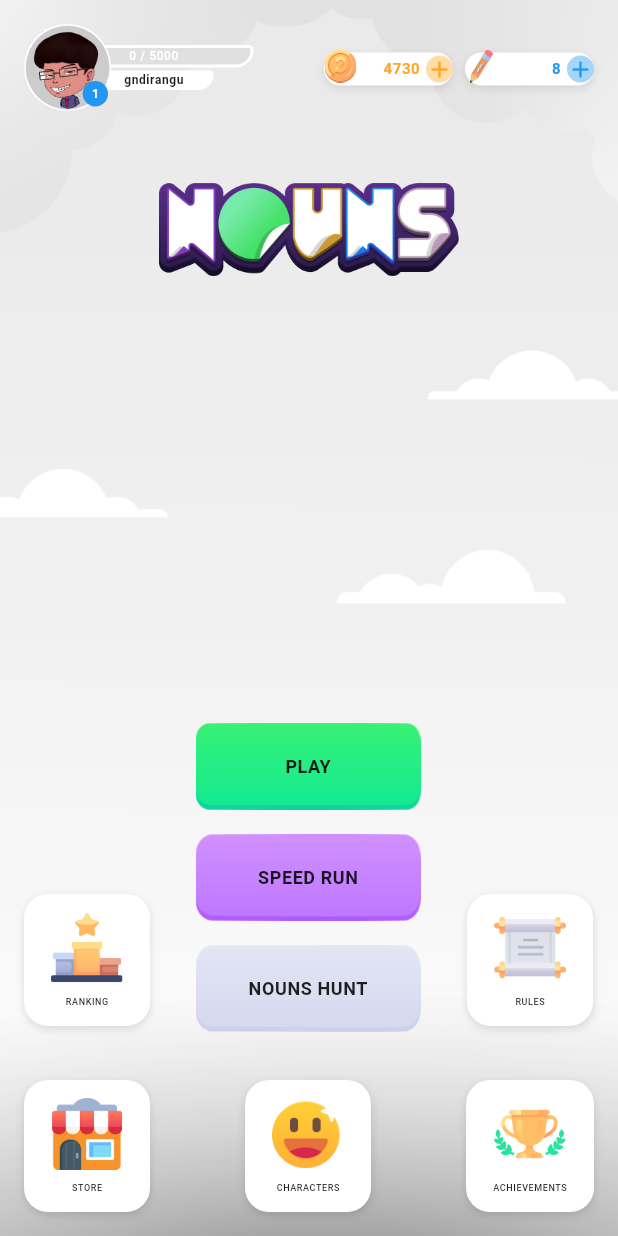
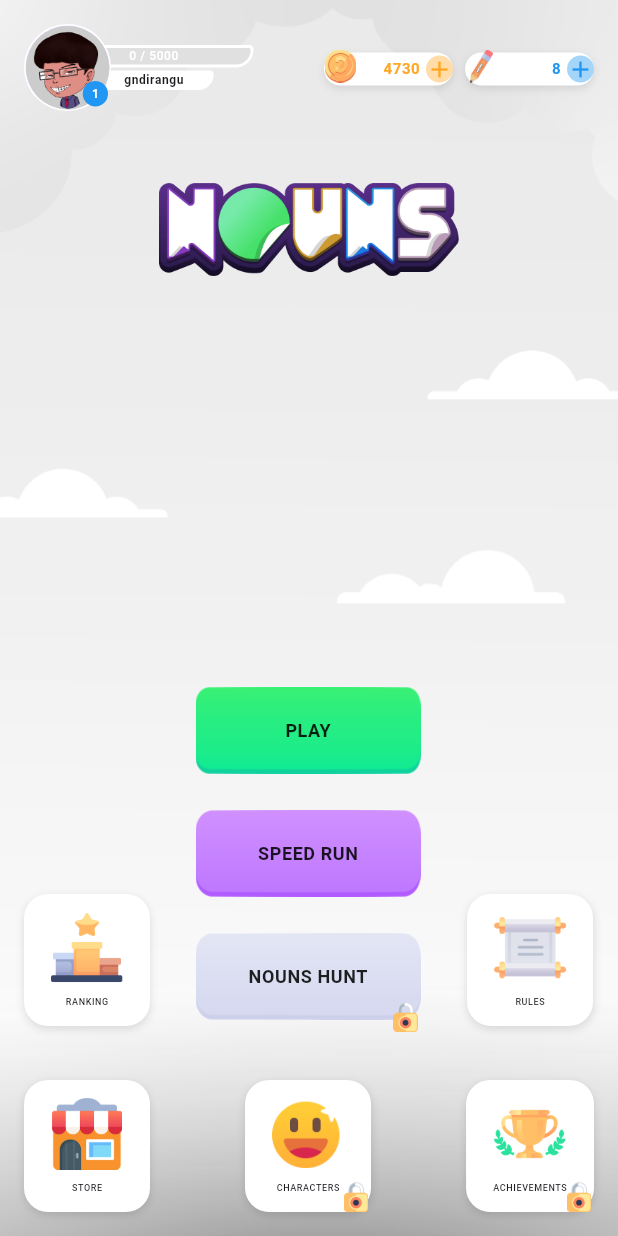
Before and after one commit to kingahmedino/Flutter-Developer-Technical-Test, a Flutter app: the HomeScreen screen opened directly, on a phone screen of 412 x 824 dp. Run offline on Flutter 3.47's test engine with Material 3 defaults, Android fonts, the phone set to English and light mode, and no system bars; our stand-ins replace video_player.

Commit message:
feat: Add lock icon to home buttons

```diff
--- a/lib/screens/home.dart
+++ b/lib/screens/home.dart
@@ -88,12 +88,14 @@ class HomeScreen extends StatelessWidget {
                             context,
                             text: 'NOUNS HUNT',
                             backgroundPath: 'assets/gray_scaled.png',
+                            isLocked: true,
                           ),
                           const SizedBox(height: 32),
                           _buildIconButton(
                             context,
                             label: 'CHARACTERS',
                             iconPath: 'assets/Icon_ColorIcon_Emoji.Png',
+                            isLocked: true,
                           ),
                         ],
                       ),
@@ -109,6 +111,7 @@ class HomeScreen extends StatelessWidget {
                             context,
                             label: 'ACHIEVEMENTS',
                             iconPath: 'assets/Icon_ColorIcon_Trophy01.png',
+                            isLocked: true,
                           ),
                         ],
                       ),
@@ -269,8 +272,13 @@ class HomeScreen extends StatelessWidget {
     BuildContext context, {
     required String text,
     required String backgroundPath,
+    bool isLocked = false,
   }) {
-    return Container(
+    return Stack(
+      children: [
+        Column(
+          children: [
+            Container(
               width: 150,
               height: 58,
               decoration: BoxDecoration(
@@ -289,6 +297,19 @@ class HomeScreen extends StatelessWidget {
                       ),
                 ),
               ),
+            ),
+            const SizedBox(height: 8),
+          ],
+        ),
+        if (isLocked) ...{
+          Positioned(
+            right: 0,
+            bottom: 0,
+            child: Image.asset('assets/Icon_ColorIcon_Lock01.png',
+                width: 20, height: 20),
+          ),
+        }
+      ],
     );
   }
 
@@ -296,8 +317,11 @@ class HomeScreen extends StatelessWidget {
     BuildContext context, {
     required String label,
     required String iconPath,
+    bool isLocked = false,
   }) {
-    return Container(
+    return Stack(
+      children: [
+        Container(
           padding: const EdgeInsets.symmetric(vertical: 12, horizontal: 18),
           decoration: BoxDecoration(
             color: Colors.white,
@@ -323,6 +347,16 @@ class HomeScreen extends StatelessWidget {
               ),
             ],
           ),
+        ),
+        if (isLocked) ...{
+          Positioned(
+            right: 0,
+            bottom: 0,
+            child: Image.asset('assets/Icon_ColorIcon_Lock01.png',
+                width: 20, height: 20),
+          ),
+        }
+      ],
     );
   }
 }
```
Lines whose indentation alone changed are shown as unchanged.
